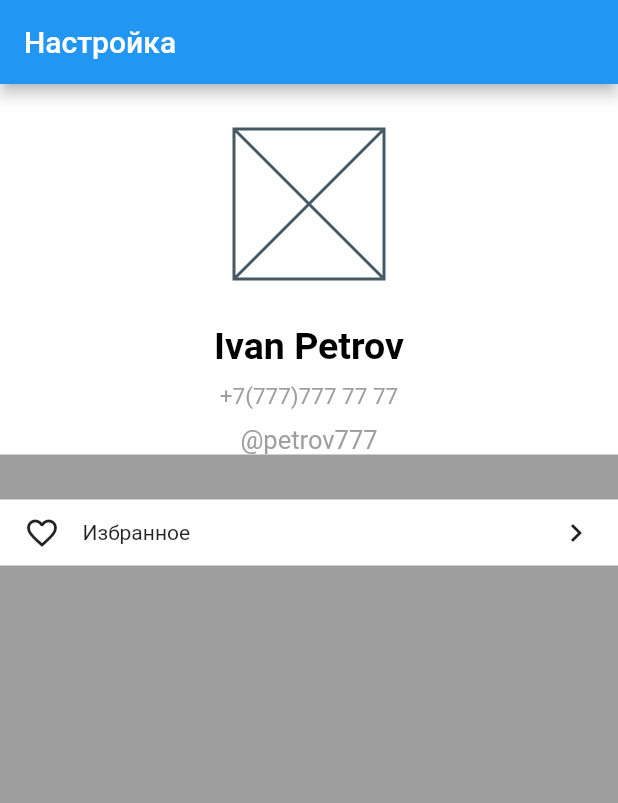
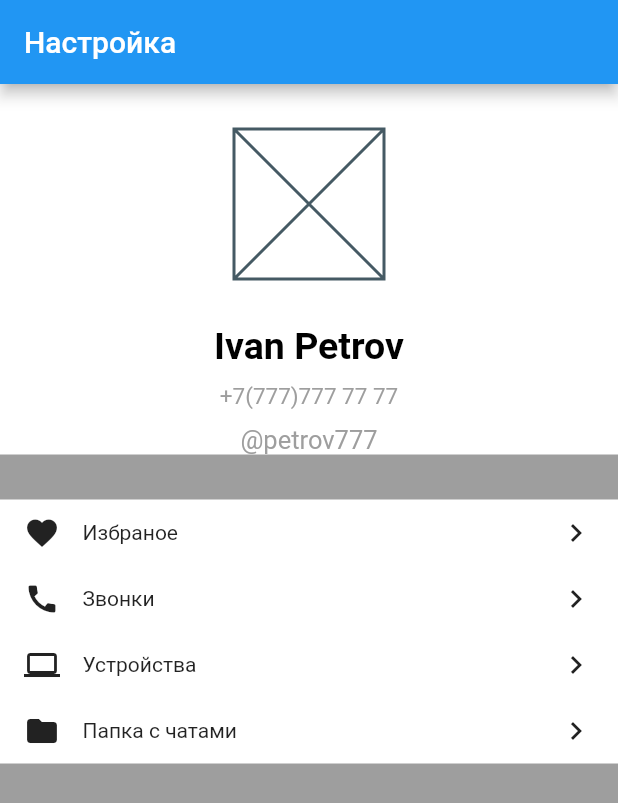
Before and after one commit to Pa11ady/flutter-exercises, a Flutter app: the screen it shows after launch, on a phone screen of 412 x 824 dp. Shown: the top 803 px of the screen. Run offline on Flutter 3.47's test engine with Material 2 defaults, Android fonts, the phone set to English and light mode, and no system bars.

Commit message:
user_profile menu part 2

```diff
--- a/user_profile/lib/widgets/profile.dart
+++ b/user_profile/lib/widgets/profile.dart
@@ -13,11 +13,7 @@ class Profile extends StatelessWidget {
           child: Column(
             mainAxisAlignment: MainAxisAlignment.start,
             crossAxisAlignment: CrossAxisAlignment.center,
-            children: [
-              _UserInfo(),
-              SizedBox(height: 30),
-              _MenuBlock()
-            ],
+            children: [_UserInfo(), SizedBox(height: 30), _MenuBlock()],
           ),
         ));
   }
@@ -31,25 +27,41 @@ class _MenuBlock extends StatelessWidget {
     return Container(
         color: Colors.white,
         width: double.infinity,
-      child: Column(children: [
-        Padding(
+        child: Column(
+          children: [
+            _MenuRow(icon: Icons.favorite, text: 'Избраное'),
+            _MenuRow(icon: Icons.call, text: 'Звонки'),
+            _MenuRow(icon: Icons.computer, text: 'Устройства'),
+            _MenuRow(icon: Icons.folder, text: 'Папка с чатами'),
+          ],
+        ));
+  }
+}
+
+class _MenuRow extends StatelessWidget {
+  final IconData icon;
+  final String text;
+
+  const _MenuRow({Key? key, required this.icon, required this.text})
+      : super(key: key);
+
+  @override
+  Widget build(BuildContext context) {
+    return Padding(
       padding: EdgeInsets.symmetric(horizontal: 16, vertical: 10),
       child: Row(
         mainAxisSize: MainAxisSize.max,
         children: [
-            Icon(Icons.favorite_border_outlined),
+          Icon(icon),
           SizedBox(width: 15),
-            Expanded(child: Text('Избранное')),
+          Expanded(child: Text(text)),
           //SizedBox(width: 15),
           Icon(Icons.chevron_right),
-
-          ],),
-        )
-      ],)
+        ],
+      ),
     );
   }
 }
-
 
 class _UserInfo extends StatelessWidget {
   const _UserInfo({Key? key}) : super(key: key);
@@ -75,7 +87,6 @@ class _UserInfo extends StatelessWidget {
   }
 }
 
-
 class _NickNameWidget extends StatelessWidget {
   const _NickNameWidget({
     Key? key,
@@ -84,8 +95,7 @@ class _NickNameWidget extends StatelessWidget {
   @override
   Widget build(BuildContext context) {
     return Text('@petrov777',
-        style: TextStyle(
-            color: Colors.grey, fontSize: 17));
+        style: TextStyle(color: Colors.grey, fontSize: 17));
   }
 }
 
@@ -110,8 +120,7 @@ class _UserPhoneWidget extends StatelessWidget {
   @override
   Widget build(BuildContext context) {
     return Text('+7(777)777 77 77',
-        style: TextStyle(
-            color: Colors.grey, fontSize: 15));
+        style: TextStyle(color: Colors.grey, fontSize: 15));
   }
 }
 
```
Lines whose indentation alone changed are shown as unchanged.
